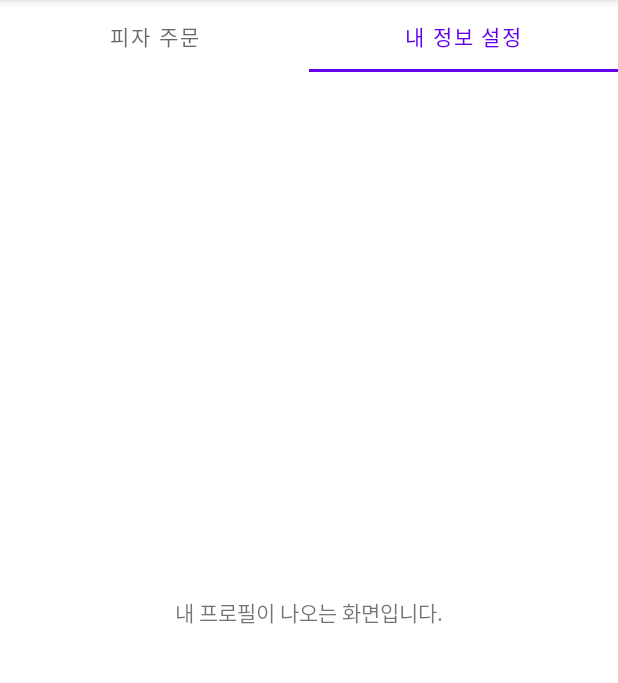
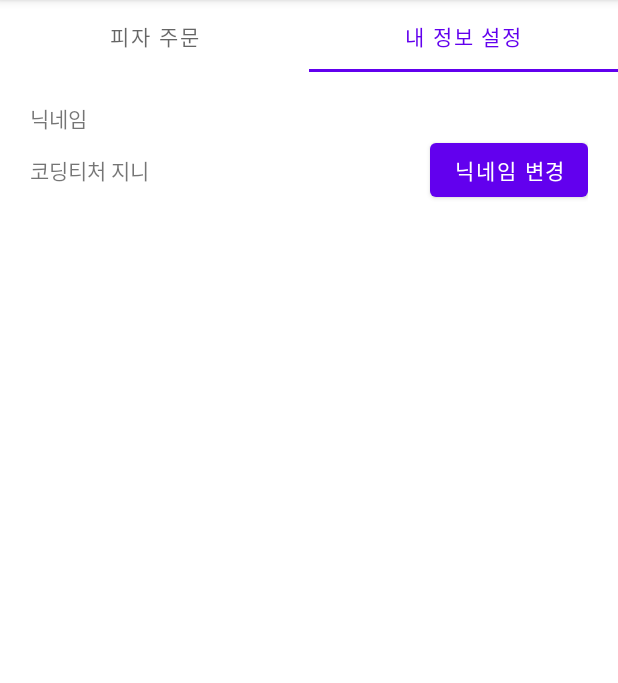
Before and after one commit to cho881020/PizzaOrderApp_20210825, an Android app: the screen it shows after launch (MainActivity), tab 2 chosen, on a phone screen of 412 x 824 dp, the part 84-767 px from its top. Run offline under Robolectric (Android 15) with nearby library versions, the phone set to English and light mode, and no system bars; pictures from the network do not load.

Commit message:
닉네임 변경 관련된 UI 추가

```diff
--- a/app/src/main/AndroidManifest.xml
+++ b/app/src/main/AndroidManifest.xml
@@ -13,6 +13,9 @@
         android:theme="@style/Theme.PizzaOrderApp_20210825"
         android:usesCleartextTraffic="true">
         <activity
+            android:name=".EditNicknameActivity"
+            android:exported="true" />
+        <activity
             android:name=".ViewStoreDetailActivity"
             android:exported="true" />
         <activity
--- a/app/src/main/res/layout/fragment_my_profile.xml
+++ b/app/src/main/res/layout/fragment_my_profile.xml
@@ -3,11 +3,34 @@
     android:layout_width="match_parent"
     android:layout_height="match_parent"
     android:orientation="vertical"
-    android:gravity="center">
+    android:padding="20dp">
 
     <TextView
         android:layout_width="wrap_content"
         android:layout_height="wrap_content"
-        android:text="내 프로필이 나오는 화면입니다." />
+        android:text="닉네임" />
+
+    <LinearLayout
+        android:layout_width="match_parent"
+        android:layout_height="wrap_content"
+        android:orientation="horizontal">
+
+        <TextView
+            android:layout_width="wrap_content"
+            android:layout_height="wrap_content"
+            android:text="코딩티처 지니" />
+
+        <TextView
+            android:layout_width="0dp"
+            android:layout_height="wrap_content"
+            android:layout_weight="1" />
+
+        <Button
+            android:layout_width="wrap_content"
+            android:layout_height="wrap_content"
+            android:text="닉네임 변경" />
+
+    </LinearLayout>
+
 
 </LinearLayout>
```
Also changed, not shown: app/src/main/java/com/neppplus/pizzaorderapp_20210825/EditNicknameActivity.kt (added, +23 -0 lines), app/src/main/res/layout/activity_edit_nickname.xml (added, +27 -0 lines).
